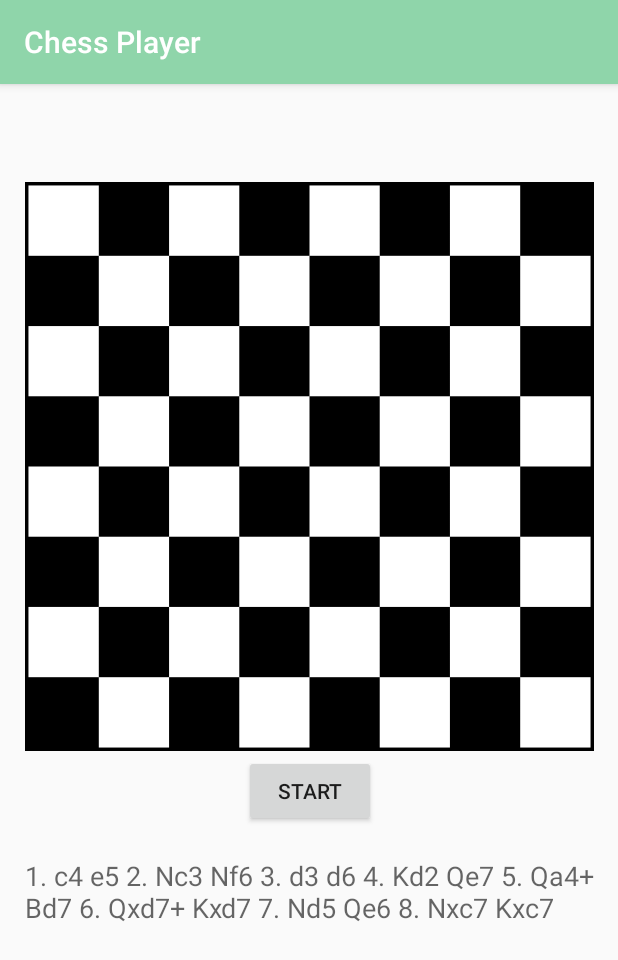
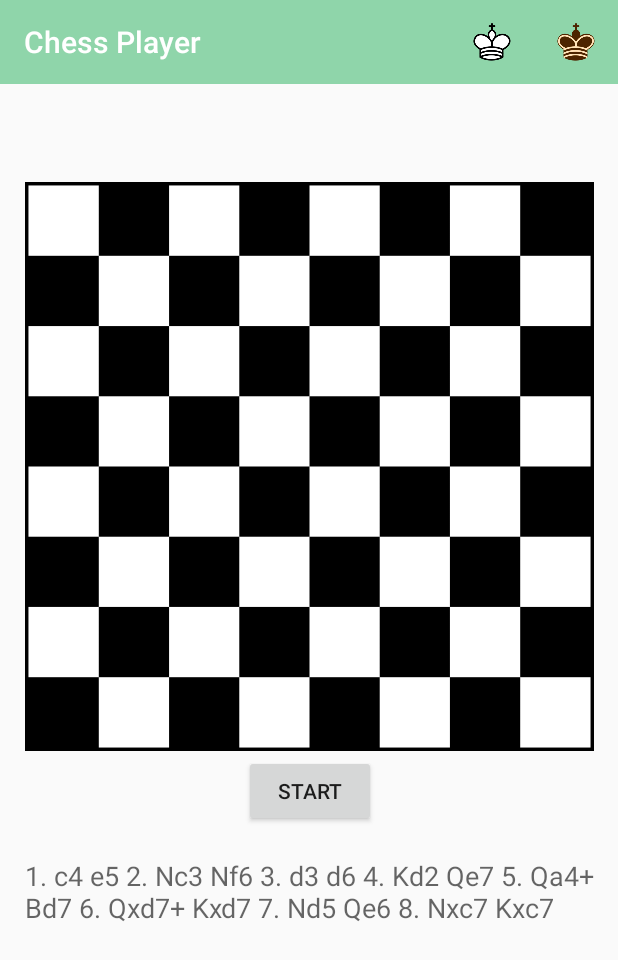
Before and after one commit to UNunavailable/ChessPlayer, an Android app: the screen it shows after launch (MainActivity), on a phone screen of 412 x 824 dp. Shown: the top 960 px of the screen. Run offline under Robolectric (Android 15) with nearby library versions, the phone set to English and light mode, and no system bars.

Commit message:
added toolbar

```diff
--- a/app/build.gradle
+++ b/app/build.gradle
@@ -30,9 +30,7 @@ android {
 
 dependencies {
 
-    implementation 'com.android.support:appcompat-v7:28.0.0'
     implementation 'com.android.support.constraint:constraint-layout:1.1.3'
-    implementation 'com.android.support:support-v4:28.0.0'
     implementation 'androidx.fragment:fragment:1.3.2'
     implementation 'androidx.appcompat:appcompat:1.2.0'
     testImplementation 'junit:junit:4.+'
--- a/app/src/main/java/com/example/chessplayer/MainActivity.java
+++ b/app/src/main/java/com/example/chessplayer/MainActivity.java
@@ -1,9 +1,11 @@
 package com.example.chessplayer;
 
 import androidx.appcompat.app.AppCompatActivity;
+import androidx.appcompat.widget.Toolbar;
 
 import android.content.Context;
 import android.os.Bundle;
+import android.view.Menu;
 
 
 public class MainActivity extends AppCompatActivity {
@@ -12,5 +14,19 @@ public class MainActivity extends AppCompatActivity {
     protected void onCreate(Bundle savedInstanceState) {
         super.onCreate(savedInstanceState);
         setContentView(R.layout.activity_main);
+
+        // Find the toolbar view inside the activity layout
+        Toolbar toolbar = (Toolbar) findViewById(R.id.toolbar);
+        // Sets the Toolbar to act as the ActionBar for this Activity window.
+        // Make sure the toolbar exists in the activity and is not null
+        setSupportActionBar(toolbar);
+    }
+
+    // Menu icons are inflated just as they were with actionbar
+    @Override
+    public boolean onCreateOptionsMenu(Menu menu) {
+        // Inflate the menu; this adds items to the action bar if it is present.
+        getMenuInflater().inflate(R.menu.menu_main, menu);
+        return true;
     }
 }
--- a/app/src/main/res/layout/activity_main.xml
+++ b/app/src/main/res/layout/activity_main.xml
@@ -7,6 +7,17 @@
     android:layout_height="match_parent"
     tools:context=".MainActivity">
 
+    <androidx.appcompat.widget.Toolbar
+        android:id="@+id/toolbar"
+        android:layout_width="match_parent"
+        android:layout_height="wrap_content"
+        android:background="?attr/colorPrimary"
+        android:minHeight="?attr/actionBarSize"
+        app:layout_constraintEnd_toEndOf="parent"
+        app:layout_constraintStart_toStartOf="parent"
+        app:layout_constraintTop_toTopOf="parent"
+        app:titleTextColor="@android:color/white"></androidx.appcompat.widget.Toolbar>
+
     <fragment
         android:id="@+id/detail_frag"
         android:name="com.example.chessplayer.BoardFragment"
@@ -15,7 +26,7 @@
         app:layout_constraintBottom_toBottomOf="parent"
         app:layout_constraintEnd_toEndOf="parent"
         app:layout_constraintStart_toStartOf="parent"
-        app:layout_constraintTop_toTopOf="parent" />
+        app:layout_constraintTop_toBottomOf="@+id/toolbar" />
 
 
 </androidx.constraintlayout.widget.ConstraintLayout>
--- /dev/null
+++ b/app/src/main/res/menu/menu_main.xml
@@ -0,0 +1,16 @@
+<?xml version="1.0" encoding="utf-8"?>
+<menu xmlns:android="http://schemas.android.com/apk/res/android"
+    xmlns:app="http://schemas.android.com/apk/res-auto">
+    <item
+        android:id="@+id/miCompose"
+        android:icon="@drawable/w_king"
+        app:showAsAction="ifRoom"
+        android:title="Compose">
+    </item>
+    <item
+        android:id="@+id/miProfile"
+        android:icon="@drawable/b_king"
+        app:showAsAction="ifRoom|withText"
+        android:title="Profile">
+    </item>
+</menu>
--- a/app/src/main/res/values-night/themes.xml
+++ b/app/src/main/res/values-night/themes.xml
@@ -1,6 +1,6 @@
 <resources xmlns:tools="http://schemas.android.com/tools">
     <!-- Base application theme. -->
-    <style name="Theme.AppCompat" parent="Theme.AppCompat.Light.DarkActionBar">
+    <style name="Theme.AppCompat" parent="Theme.AppCompat.Light.NoActionBar">
         <!-- Primary brand color. -->
         <item name="colorPrimary">@color/white_green</item>
         <item name="colorPrimaryDark">@color/dark_green</item>
--- a/app/src/main/res/values/themes.xml
+++ b/app/src/main/res/values/themes.xml
@@ -1,6 +1,6 @@
 <resources xmlns:tools="http://schemas.android.com/tools">
     <!-- Base application theme. -->
-    <style name="Theme.AppCompat" parent="Theme.AppCompat.Light.DarkActionBar">
+    <style name="Theme.AppCompat" parent="Theme.AppCompat.Light.NoActionBar">
         <!-- Primary brand color. -->
         <item name="colorPrimary">@color/white_green</item>
         <item name="colorPrimaryDark">@color/dark_green</item>
```
